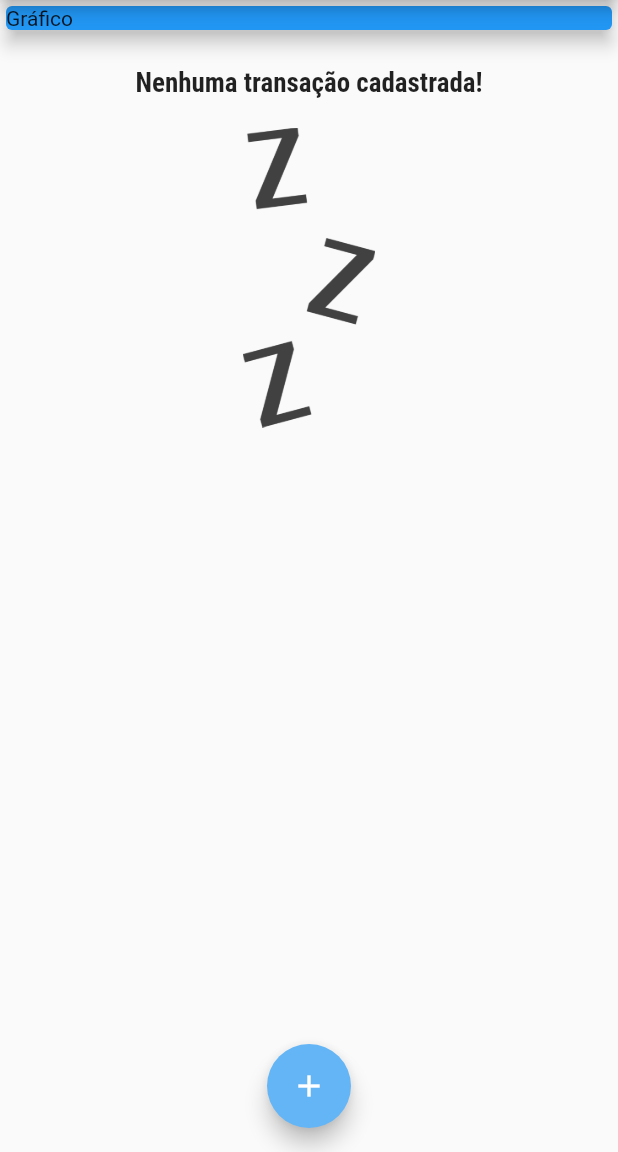
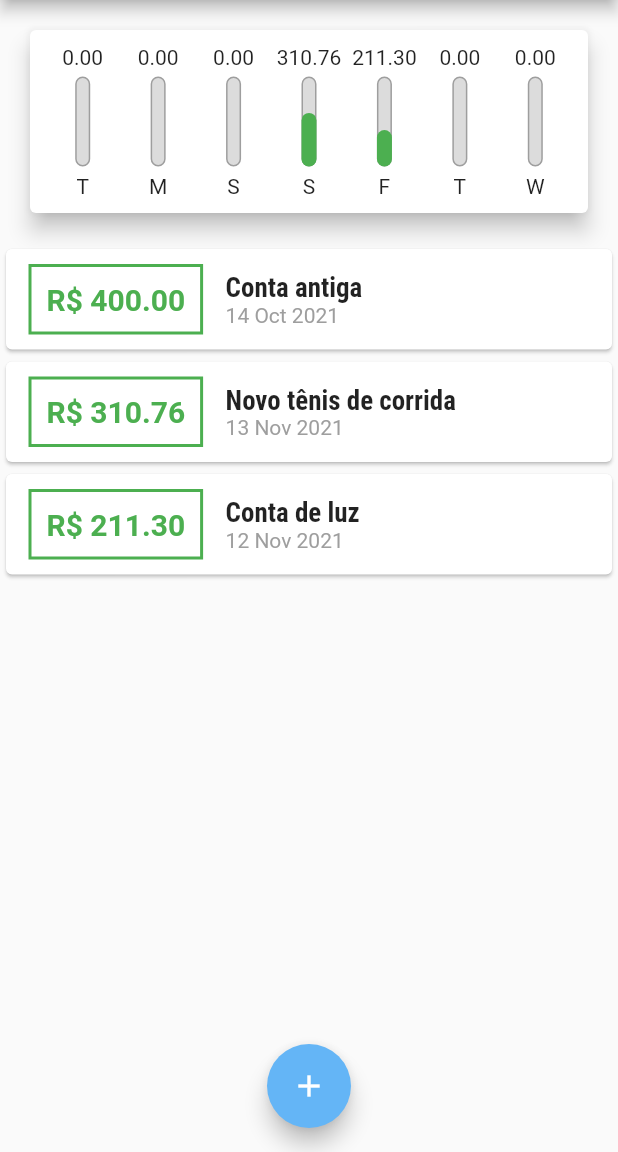
Before and after one commit to oElberte/expenses, a Flutter app: the screen it shows after launch, on a phone screen of 412 x 824 dp, the part 84-1236 px from its top. Run offline on Flutter 3.47's test engine with Material 2 defaults, Android fonts, the phone set to English and light mode, and no system bars.

Commit message:
Weekday spending chart

```diff
--- /dev/null
+++ b/lib/components/chart.dart
@@ -0,0 +1,63 @@
+import 'package:expenses/components/chart_bar.dart';
+import 'package:flutter/material.dart';
+import 'package:intl/intl.dart';
+import '../models/transaction.dart';
+
+class Chart extends StatelessWidget {
+  final List<Transaction> recentTransaction;
+  const Chart(this.recentTransaction, {Key? key}) : super(key: key);
+
+  List<Map<String, Object>> get groupedTransactions {
+    return List.generate(7, (index) {
+      final weekDay = DateTime.now().subtract(
+        Duration(days: index),
+      );
+
+      double totalSum = 0.0;
+
+      for (var i = 0; i < recentTransaction.length; i++) {
+        bool sameDay = recentTransaction[i].date.day == weekDay.day;
+        bool sameMonth = recentTransaction[i].date.month == weekDay.month;
+        bool sameYear = recentTransaction[i].date.year == weekDay.year;
+
+        if (sameDay && sameMonth && sameYear) {
+          totalSum += recentTransaction[i].value;
+        }
+      }
+
+      return {
+        "day": DateFormat.E().format(weekDay)[0],
+        "value": totalSum,
+      };
+    });
+  }
+
+  double get _weekTotalValue {
+    return groupedTransactions.fold(0.0, (sum, tr) {
+      return sum + (tr['value'] as double);
+    });
+  }
+
+  @override
+  Widget build(BuildContext context) {
+    return Card(
+      elevation: 6,
+      margin: EdgeInsets.all(20),
+      child: Padding(
+        padding: const EdgeInsets.all(10),
+        child: Row(
+          mainAxisAlignment: MainAxisAlignment.spaceAround,
+          children: groupedTransactions.map((tr) {
+            return Expanded(
+              child: ChartBar(
+                label: tr["day"].toString(),
+                value: tr["value"] as double,
+                percentage: (tr["value"] as double) / _weekTotalValue,
+              ),
+            );
+          }).toList(),
+        ),
+      ),
+    );
+  }
+}
--- /dev/null
+++ b/lib/components/chart_bar.dart
@@ -0,0 +1,55 @@
+import 'package:flutter/material.dart';
+
+class ChartBar extends StatelessWidget {
+  final String label;
+  final double value;
+  final double percentage;
+
+  ChartBar({
+    required this.label,
+    required this.value,
+    required this.percentage,
+  });
+
+  @override
+  Widget build(BuildContext context) {
+    return Column(
+      children: [
+        FittedBox(
+          child: Text("${value.toStringAsFixed(2)}"),
+        ),
+        SizedBox(height: 5),
+        Container(
+          height: 60,
+          width: 10,
+          child: Stack(
+            alignment: Alignment.bottomCenter,
+            children: [
+              Container(
+                decoration: BoxDecoration(
+                  border: Border.all(
+                    color: Colors.grey,
+                    width: 1.0,
+                  ),
+                  color: Color.fromRGBO(220, 220, 220, 1),
+                  borderRadius: BorderRadius.circular(5),
+                ),
+              ),
+              FractionallySizedBox(
+                heightFactor: percentage,
+                child: Container(
+                  decoration: BoxDecoration(
+                    color: Theme.of(context).colorScheme.primary,
+                    borderRadius: BorderRadius.circular(5),
+                  ),
+                ),
+              ),
+            ],
+          ),
+        ),
+        SizedBox(height: 5),
+        Text(label),
+      ],
+    );
+  }
+}
--- a/lib/main.dart
+++ b/lib/main.dart
@@ -1,4 +1,5 @@
 import 'dart:math';
+import 'package:expenses/components/chart.dart';
 import 'package:flutter/material.dart';
 import 'components/transaction_form.dart';
 import 'components/transaction_list.dart';
@@ -46,19 +47,33 @@ class MyHomePage extends StatefulWidget {
 
 class _MyHomePageState extends State<MyHomePage> {
   final List<Transaction> _transactions = [
-    // Transaction(
-    //   id: "t1",
-    //   title: "Novo tênis de corrida",
-    //   value: 310.76,
-    //   date: DateTime.now(),
-    // ),
-    // Transaction(
-    //   id: "t2",
-    //   title: "Conta de luz",
-    //   value: 211.30,
-    //   date: DateTime.now(),
-    // )
+    Transaction(
+      id: "t0",
+      title: "Conta antiga",
+      value: 400.00,
+      date: DateTime.now().subtract(Duration(days: 33)),
+    ),
+    Transaction(
+      id: "t1",
+      title: "Novo tênis de corrida",
+      value: 310.76,
+      date: DateTime.now().subtract(Duration(days: 3)),
+    ),
+    Transaction(
+      id: "t2",
+      title: "Conta de luz",
+      value: 211.30,
+      date: DateTime.now().subtract(Duration(days: 4)),
+    )
   ];
+
+  List<Transaction> get _recentTransactions {
+    return _transactions.where((tr) {
+      return tr.date.isAfter(DateTime.now().subtract(
+        Duration(days: 7),
+      ));
+    }).toList();
+  }
 
   // This function adds the title and value inserted by the user to the transaction form and shows on screen
   _addTransaction(String title, double value) {
@@ -101,11 +116,7 @@ class _MyHomePageState extends State<MyHomePage> {
           mainAxisAlignment: MainAxisAlignment.start,
           crossAxisAlignment: CrossAxisAlignment.stretch,
           children: <Widget>[
-            const Card(
-              color: Colors.blue,
-              child: Text("Gráfico"),
-              elevation: 5,
-            ),
+            Chart(_recentTransactions),
             TransactionList(_transactions),
           ],
         ),
```
